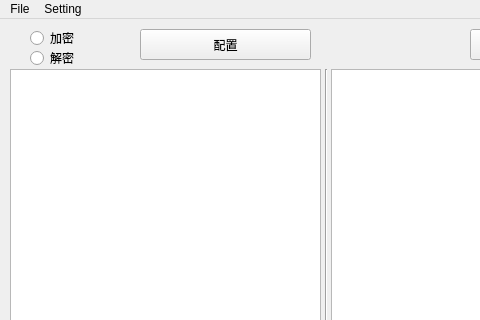
yinfanyi/tryEncryption, file encrypt.ui: the form before one commit; both pictures show x 0 to 480 and y 0 to 320 of the 650 by 505 pixel window.
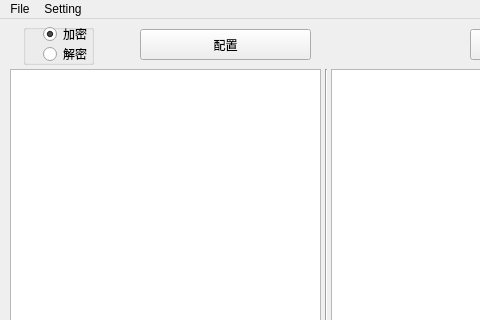
The form after the commit.

Commit message: 绑定按钮 未完成

What changed in the file:
```diff
--- a/encrypt.ui
+++ b/encrypt.ui
@@ -95,32 +95,6 @@
      <string>清空内容</string>
     </property>
    </widget>
-   <widget class="QRadioButton" name="radioButton_encrypt">
-    <property name="geometry">
-     <rect>
-      <x>30</x>
-      <y>9</y>
-      <width>51</width>
-      <height>20</height>
-     </rect>
-    </property>
-    <property name="text">
-     <string>加密</string>
-    </property>
-   </widget>
-   <widget class="QRadioButton" name="radioButton_decrpyt">
-    <property name="geometry">
-     <rect>
-      <x>30</x>
-      <y>29</y>
-      <width>51</width>
-      <height>20</height>
-     </rect>
-    </property>
-    <property name="text">
-     <string>解密</string>
-    </property>
-   </widget>
    <widget class="Line" name="line">
     <property name="geometry">
      <rect>
@@ -160,6 +134,58 @@
      <string>复制解密内容</string>
     </property>
    </widget>
+   <widget class="QGroupBox" name="groupBox">
+    <property name="geometry">
+     <rect>
+      <x>23</x>
+      <y>5</y>
+      <width>71</width>
+      <height>41</height>
+     </rect>
+    </property>
+    <property name="title">
+     <string/>
+    </property>
+    <widget class="QRadioButton" name="radioButton_decrpyt">
+     <property name="geometry">
+      <rect>
+       <x>20</x>
+       <y>20</y>
+       <width>51</width>
+       <height>20</height>
+      </rect>
+     </property>
+     <property name="text">
+      <string>解密</string>
+     </property>
+    </widget>
+    <widget class="QRadioButton" name="radioButton_encrypt">
+     <property name="geometry">
+      <rect>
+       <x>20</x>
+       <y>0</y>
+       <width>51</width>
+       <height>20</height>
+      </rect>
+     </property>
+     <property name="text">
+      <string>加密</string>
+     </property>
+     <property name="checked">
+      <bool>true</bool>
+     </property>
+    </widget>
+   </widget>
+   <zorder>groupBox</zorder>
+   <zorder>pushButton_config</zorder>
+   <zorder>plainTextEdit_output</zorder>
+   <zorder>plainTextEdit_input</zorder>
+   <zorder>pushButton_CopyInput</zorder>
+   <zorder>pushButton_generate_keys</zorder>
+   <zorder>pushButton_clearInput</zorder>
+   <zorder>line</zorder>
+   <zorder>pushButton_clearOutput</zorder>
+   <zorder>pushButton_CopyOutput</zorder>
   </widget>
   <widget class="QMenuBar" name="menubar">
    <property name="geometry">
```
Left out of the diff: 2 changed lines with no effect on the pictures. The commit also changes 3 other files.
